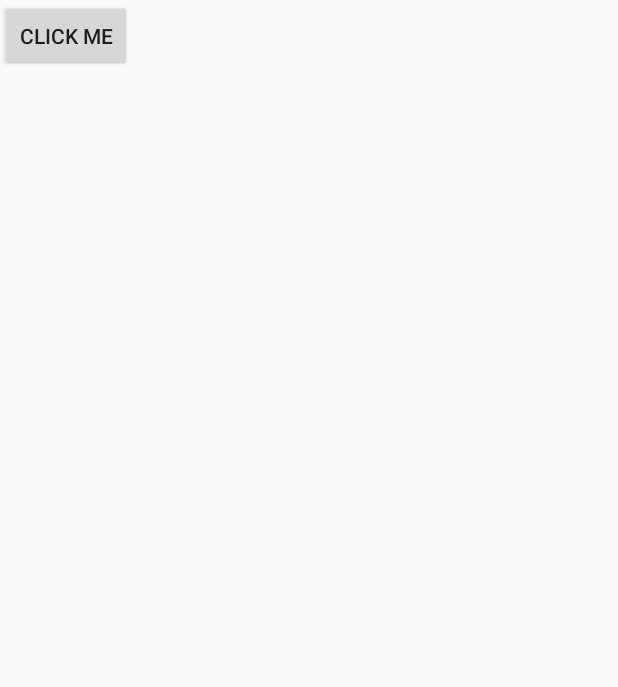
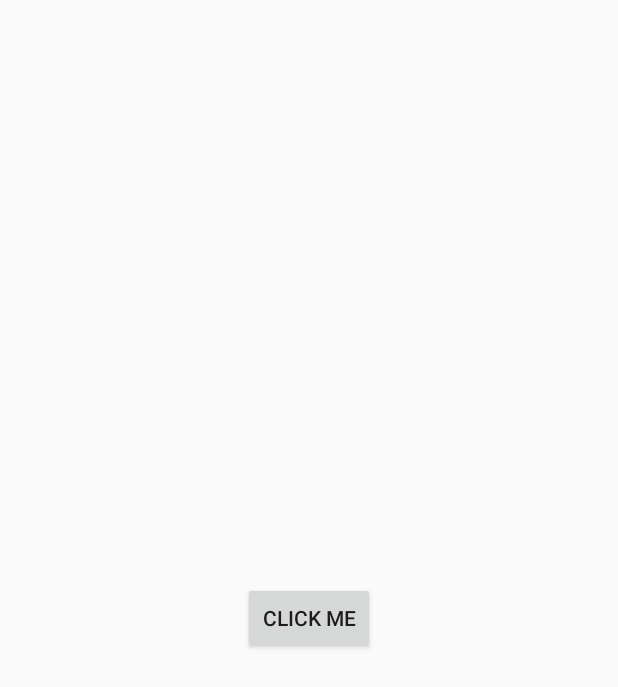
Before and after one commit to Philiphogfeldt/YT_DI_Hilt, an Android app built with Jetpack Compose: the screen it shows after launch (MainActivity), after a tap on "CLICK ME", on a phone screen of 412 x 824 dp. Shown: the top 687 px of the screen. Run offline under Robolectric (Android 15) with nearby library versions, the phone set to English and light mode, and no system bars; our stand-ins replace Dagger/Hilt's generated code.

Commit message:
Appen funkar

```diff
--- a/app/build.gradle.kts
+++ b/app/build.gradle.kts
@@ -55,6 +55,7 @@ android {
 dependencies {
 
     implementation("com.google.dagger:hilt-android:2.44")
+    implementation("androidx.constraintlayout:constraintlayout:2.1.4")
     kapt("com.google.dagger:hilt-android-compiler:2.44")
     implementation("androidx.core:core-ktx:1.9.0")
     implementation("androidx.lifecycle:lifecycle-runtime-ktx:2.6.2")
--- /dev/null
+++ b/app/src/main/java/com/example/yt_di_hilt/ConstructorInjection.kt
@@ -0,0 +1,12 @@
+package com.example.yt_di_hilt
+
+import android.content.Context
+import android.widget.Toast
+import javax.inject.Inject
+
+class ConstructorInjection @Inject constructor(){
+    fun showToast(context: Context){
+        Toast.makeText(context, "Test hej 123", Toast.LENGTH_SHORT).show()
+
+    }
+}
--- a/app/src/main/java/com/example/yt_di_hilt/MyApp.kt
+++ b/app/src/main/java/com/example/yt_di_hilt/MyApp.kt
@@ -9,6 +9,6 @@ class MyApp: Application() {
     override fun onCreate() {
         super.onCreate()
 
-        TestClass()
+        TestClass(ConstructorInjection())
     }
 }
--- a/app/src/main/java/com/example/yt_di_hilt/TestClass.kt
+++ b/app/src/main/java/com/example/yt_di_hilt/TestClass.kt
@@ -4,10 +4,15 @@ import android.content.Context
 import android.widget.Toast
 import javax.inject.Inject
 
-class TestClass @Inject constructor() {
+class TestClass @Inject constructor(var constructorInjection: ConstructorInjection) {
 
     fun dummyFun(context: Context) {
 
-        Toast.makeText(context, "Test hej 123", Toast.LENGTH_SHORT)
+        constructorInjection.showToast(context)
+        //Denna använde jag innan med funktion
+        // Men nu tar jag den via min constructor istället och injectar.
+
+
+        //Toast.makeText(context, "Test hej 123", Toast.LENGTH_SHORT)
     }
 }
--- a/app/src/main/res/layout/activity_main.xml
+++ b/app/src/main/res/layout/activity_main.xml
@@ -1,19 +1,19 @@
-<?xml version="1.0" encoding="utf-8"?>
-<LinearLayout xmlns:android="http://schemas.android.com/apk/res/android"
-    xmlns:app="http://schemas.android.com/apk/res-auto"
-    android:orientation="vertical"
+<?xml version="1.0" encoding="UTF-8"?>
+<androidx.constraintlayout.widget.ConstraintLayout xmlns:app="http://schemas.android.com/apk/res-auto"
+    xmlns:android="http://schemas.android.com/apk/res/android"
     android:layout_width="match_parent"
-    android:layout_height="match_parent">
+    android:layout_height="match_parent"
+    android:orientation="vertical">
 
     <Button
         android:id="@+id/click"
         android:layout_width="wrap_content"
         android:layout_height="wrap_content"
-        android:text="Click me"
-        app:layout_contraintBottom_toBottomOf="parent"
-        app:layout_contraintEnd_toEndOf="parent"
-        app:layout_contraintStart_toStartOf="parent"
-        app:layout_contraintTop_toTopOf="parent">
-    </Button>
+        app:layout_constraintBottom_toBottomOf="parent"
+        app:layout_constraintEnd_toEndOf="parent"
+        app:layout_constraintStart_toStartOf="parent"
+        app:layout_constraintTop_toTopOf="parent"
+        android:text="Click Me" />
 
-</LinearLayout>
+
+</androidx.constraintlayout.widget.ConstraintLayout>
--- a/app/src/main/res/values/strings.xml
+++ b/app/src/main/res/values/strings.xml
@@ -1,3 +1,4 @@
 <resources>
     <string name="app_name">YT_DI_Hilt</string>
+    <string name="click_me">Click me</string>
 </resources>
```
